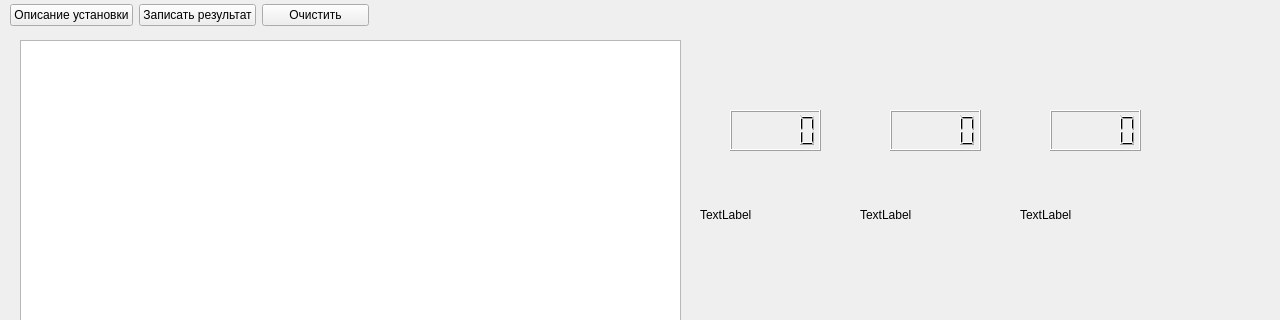
Above: Physic/mainwindow.ui from Ajems/PhysicsETU before the change; both pictures show x 0 to 1280 and y 0 to 320 of the 1280 by 720 pixel window. Below: the same form after it.
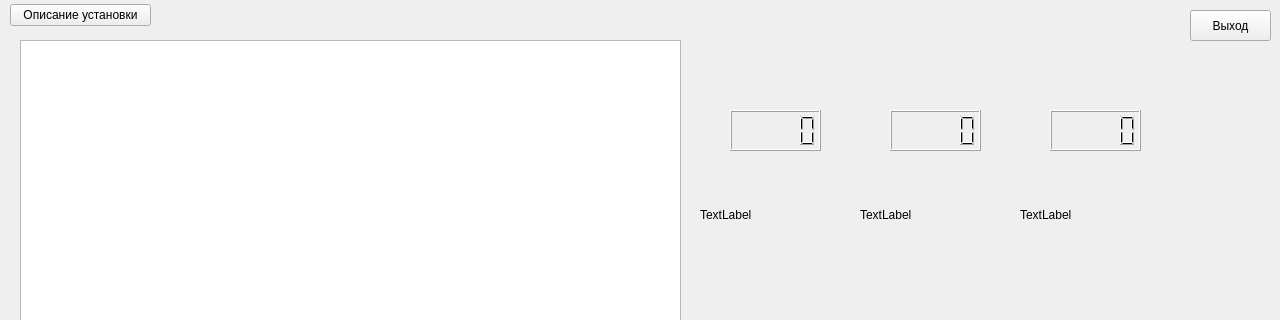
That is the form after the change.

Commit message: On branch vova_e  Changes to be committed: 	modified:   Physic/Physic.pro.user 	modified:   Physic/mainwindow.cpp 	modified:   Physic/mainwindow.h 	modified:   Physic/mainwindow.ui

```diff
--- a/Physic/mainwindow.ui
+++ b/Physic/mainwindow.ui
@@ -68,7 +68,7 @@
      <rect>
       <x>10</x>
       <y>0</y>
-      <width>359</width>
+      <width>141</width>
       <height>31</height>
      </rect>
     </property>
@@ -80,20 +80,6 @@
        </property>
       </widget>
      </item>
-     <item>
-      <widget class="QPushButton" name="pushButton_2">
-       <property name="text">
-        <string>Записать результат</string>
-       </property>
-      </widget>
-     </item>
-     <item>
-      <widget class="QPushButton" name="pushButton_3">
-       <property name="text">
-        <string>Очистить</string>
-       </property>
-      </widget>
-     </item>
     </layout>
    </widget>
    <widget class="QWidget" name="layoutWidget">
@@ -199,6 +185,19 @@
      </rect>
     </property>
    </widget>
+   <widget class="QPushButton" name="descriptionButton_2">
+    <property name="geometry">
+     <rect>
+      <x>1190</x>
+      <y>10</y>
+      <width>81</width>
+      <height>31</height>
+     </rect>
+    </property>
+    <property name="text">
+     <string>Выход</string>
+    </property>
+   </widget>
   </widget>
   <widget class="QMenuBar" name="menubar">
    <property name="geometry">
```
Left out of the diff: 25 changed lines with no effect on the pictures. The commit also changes 3 other files.
